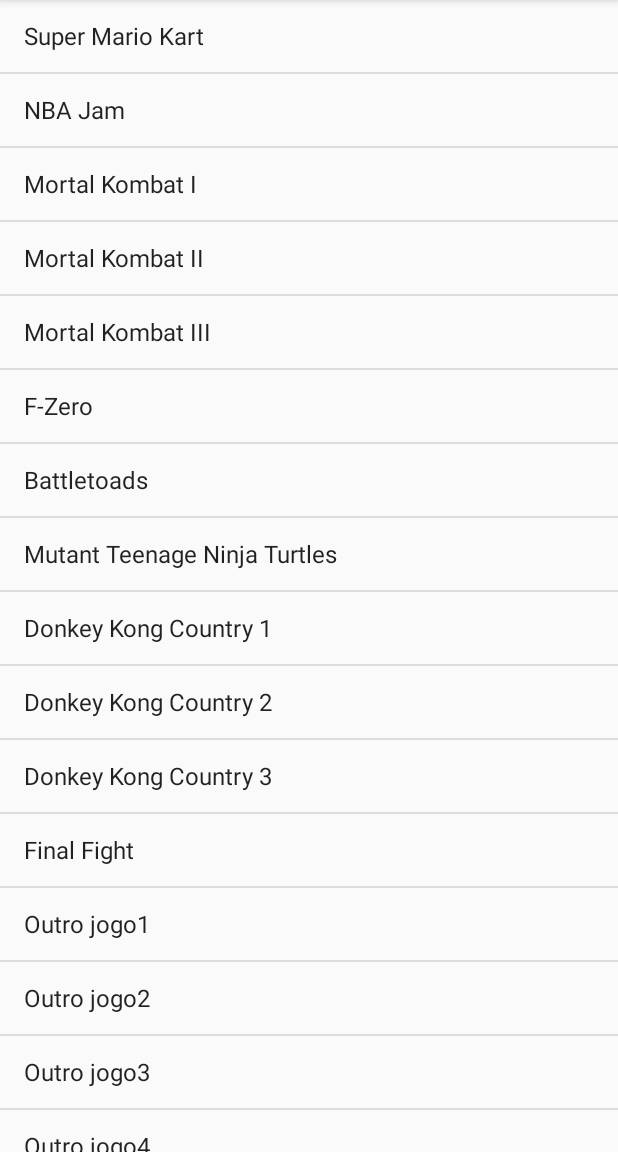
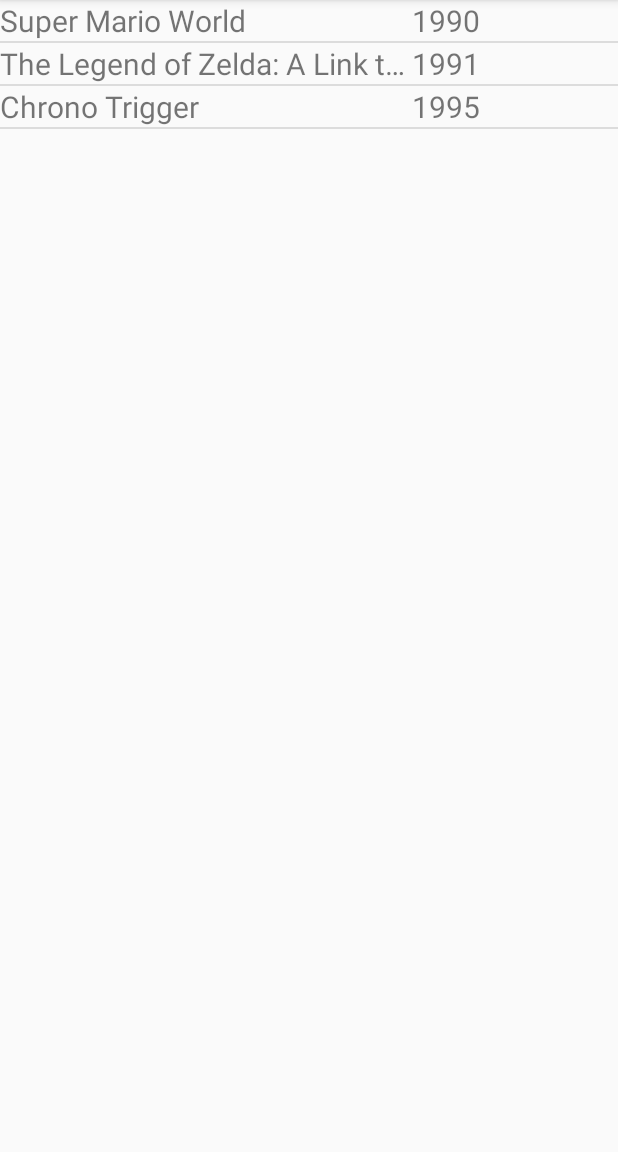
Before and after one commit to CWISoftware/treinamento-android, an Android app: the screen it shows after launch (MainActivity), on a phone screen of 412 x 824 dp, the part 84-1236 px from its top. Run offline under Robolectric (Android 15) with nearby library versions, the phone set to English and light mode, and no system bars.

Commit message:
feat(LocadoraRoots): versionar exemplo com listviews.

```diff
--- a/dia03/LocadoraRoots/app/src/main/AndroidManifest.xml
+++ b/dia03/LocadoraRoots/app/src/main/AndroidManifest.xml
@@ -16,6 +16,7 @@
                 <category android:name="android.intent.category.LAUNCHER" />
             </intent-filter>
         </activity>
+        <activity android:name=".DetalheJogoSnesActivity"></activity>
     </application>
 
 </manifest>
--- a/dia03/LocadoraRoots/app/src/main/java/br/com/cwi/cursoandroid/locadoraroots/MainActivity.java
+++ b/dia03/LocadoraRoots/app/src/main/java/br/com/cwi/cursoandroid/locadoraroots/MainActivity.java
@@ -1,16 +1,24 @@
 package br.com.cwi.cursoandroid.locadoraroots;
 
 import android.content.Context;
+import android.content.Intent;
 import android.support.v7.app.AppCompatActivity;
 import android.os.Bundle;
 import android.view.View;
+import android.view.ViewGroup;
 import android.widget.AdapterView;
 import android.widget.ArrayAdapter;
+import android.widget.BaseAdapter;
 import android.widget.ListView;
 import android.widget.Toast;
 
 import java.util.Arrays;
 import java.util.List;
+
+import br.com.cwi.cursoandroid.locadoraroots.adapters.JogoSnesAdapter;
+import br.com.cwi.cursoandroid.locadoraroots.models.JogoSnes;
+import br.com.cwi.cursoandroid.locadoraroots.models.ListaJogosSnes;
+import br.com.cwi.cursoandroid.locadoraroots.utils.Constantes;
 
 public class MainActivity extends AppCompatActivity {
 
@@ -43,16 +51,19 @@
                 "Outro jogo3",
                 "Outro jogo4"
         );
-        final ArrayAdapter<String> titulosAdapter =
-                new ArrayAdapter<String>(this, android.R.layout.simple_list_item_1, titulos);
-        lstJogos.setAdapter(titulosAdapter);
+        //final ArrayAdapter<String> titulosAdapter =
+                //new ArrayAdapter<String>(this, android.R.layout.simple_list_item_1, titulos);
+        //lstJogos.setAdapter(titulosAdapter);
         final Context context = this;
+        final JogoSnesAdapter adapterJogos = new JogoSnesAdapter(this, ListaJogosSnes.getAll());
+        lstJogos.setAdapter(adapterJogos);
         lstJogos.setOnItemClickListener(new AdapterView.OnItemClickListener() {
             @Override
             public void onItemClick(AdapterView<?> parent, View view, int position, long id) {
-                // String tituloTocado = titulos.get(position);
-                String tituloTocado = titulosAdapter.getItem(position);
-                Toast.makeText(context, tituloTocado, Toast.LENGTH_LONG).show();
+                Intent intent = new Intent(context, DetalheJogoSnesActivity.class);
+                JogoSnes jogoTocado = adapterJogos.getItem(position);
+                intent.putExtra(Constantes.USUARIO_DETALHE, jogoTocado);
+                startActivity(intent);
             }
         });
     }
--- /dev/null
+++ b/dia03/LocadoraRoots/app/src/main/java/br/com/cwi/cursoandroid/locadoraroots/adapters/JogoSnesAdapter.java
@@ -0,0 +1,56 @@
+package br.com.cwi.cursoandroid.locadoraroots.adapters;
+
+import android.content.Context;
+import android.view.LayoutInflater;
+import android.view.View;
+import android.view.ViewGroup;
+import android.widget.BaseAdapter;
+import android.widget.TextView;
+
+import java.util.List;
+
+import br.com.cwi.cursoandroid.locadoraroots.R;
+import br.com.cwi.cursoandroid.locadoraroots.models.JogoSnes;
+
+public class JogoSnesAdapter extends BaseAdapter {
+
+    private List<JogoSnes> jogos;
+    private Context context;
+    private LayoutInflater inflater;
+
+    public JogoSnesAdapter(Context context, List<JogoSnes> jogos) {
+        this.context = context;
+        this.jogos = jogos;
+        // https://developer.android.com/reference/android/view/LayoutInflater.html
+        //this.inflater = (LayoutInflater)this.context.getSystemService(Context.LAYOUT_INFLATER_SERVICE);
+        this.inflater = LayoutInflater.from(this.context);
+    }
+
+    @Override
+    public int getCount() {
+        return this.jogos.size();
+    }
+
+    @Override
+    public long getItemId(int position) {
+        return position;
+    }
+
+    //@Override
+    public JogoSnes getItem(int position) {
+        return this.jogos.get(position);
+    }
+
+    @Override
+    public View getView(int position, View convertView, ViewGroup parent) {
+        //JogoSnes jogo = (JogoSnes)this.getItem(position);
+        JogoSnes jogo = this.getItem(position);
+        View view = this.inflater.inflate(R.layout.jogosnes_list_item, parent, false);
+        int width = view.getWidth();
+        TextView lblTitulo = (TextView)view.findViewById(R.id.lblTitulo);
+        lblTitulo.setText(jogo.getTitulo());
+        TextView lblAno = (TextView)view.findViewById(R.id.lblAno);
+        lblAno.setText(String.valueOf(jogo.getAnoLancamento()));
+        return view;
+    }
+}
--- a/dia03/LocadoraRoots/app/src/main/java/br/com/cwi/cursoandroid/locadoraroots/models/JogoSnes.java
+++ b/dia03/LocadoraRoots/app/src/main/java/br/com/cwi/cursoandroid/locadoraroots/models/JogoSnes.java
@@ -4,16 +4,16 @@
 
 public class JogoSnes implements Serializable {
     private String titulo, urlCapaJogo, tipo;
-    private int anoLancamento;
+    private Integer anoLancamento;
 
-    public JogoSnes(String titulo, String urlCapaJogo, String tipo, int anoLancamento) {
+    public JogoSnes(String titulo, String urlCapaJogo, String tipo, Integer anoLancamento) {
         this.titulo = titulo;
         this.urlCapaJogo = urlCapaJogo;
         this.tipo = tipo;
         this.anoLancamento = anoLancamento;
     }
 
-    public int getAnoLancamento() {
+    public Integer getAnoLancamento() {
         return anoLancamento;
     }
 
--- /dev/null
+++ b/dia03/LocadoraRoots/app/src/main/java/br/com/cwi/cursoandroid/locadoraroots/utils/Constantes.java
@@ -0,0 +1,5 @@
+package br.com.cwi.cursoandroid.locadoraroots.utils;
+
+public class Constantes {
+    public static final String USUARIO_DETALHE = "USUARIO_DETALHE";
+}
--- /dev/null
+++ b/dia03/LocadoraRoots/app/src/main/res/layout/jogosnes_list_item.xml
@@ -0,0 +1,26 @@
+<?xml version="1.0" encoding="utf-8"?>
+<LinearLayout xmlns:android="http://schemas.android.com/apk/res/android"
+    android:layout_width="match_parent"
+    android:layout_height="match_parent"
+    android:orientation="horizontal">
+
+    <TextView
+        android:id="@+id/lblTitulo"
+        android:layout_width="0dp"
+        android:layout_height="wrap_content"
+        android:layout_weight="2"
+        android:scrollHorizontally="true"
+        android:ellipsize="end"
+        android:maxLines="1"
+        android:textSize="@dimen/fonte_media"
+        android:text="Título Jogo"/>
+
+    <TextView
+        android:id="@+id/lblAno"
+        android:layout_width="0dp"
+        android:layout_height="wrap_content"
+        android:layout_weight="1"
+        android:textSize="@dimen/fonte_media"
+        android:text="Ano"/>
+
+</LinearLayout>
--- /dev/null
+++ b/dia03/LocadoraRoots/app/src/main/res/values/dimens.xml
@@ -0,0 +1,4 @@
+<?xml version="1.0" encoding="utf-8"?>
+<resources>
+    <dimen name="fonte_media">20sp</dimen>
+</resources>
```
Also changed, not shown: dia03/LocadoraRoots/app/src/main/java/br/com/cwi/cursoandroid/locadoraroots/DetalheJogoSnesActivity.java (added, +36 -0 lines), dia03/LocadoraRoots/app/src/main/res/layout/activity_detalhe_jogo_snes.xml (added, +32 -0 lines).
